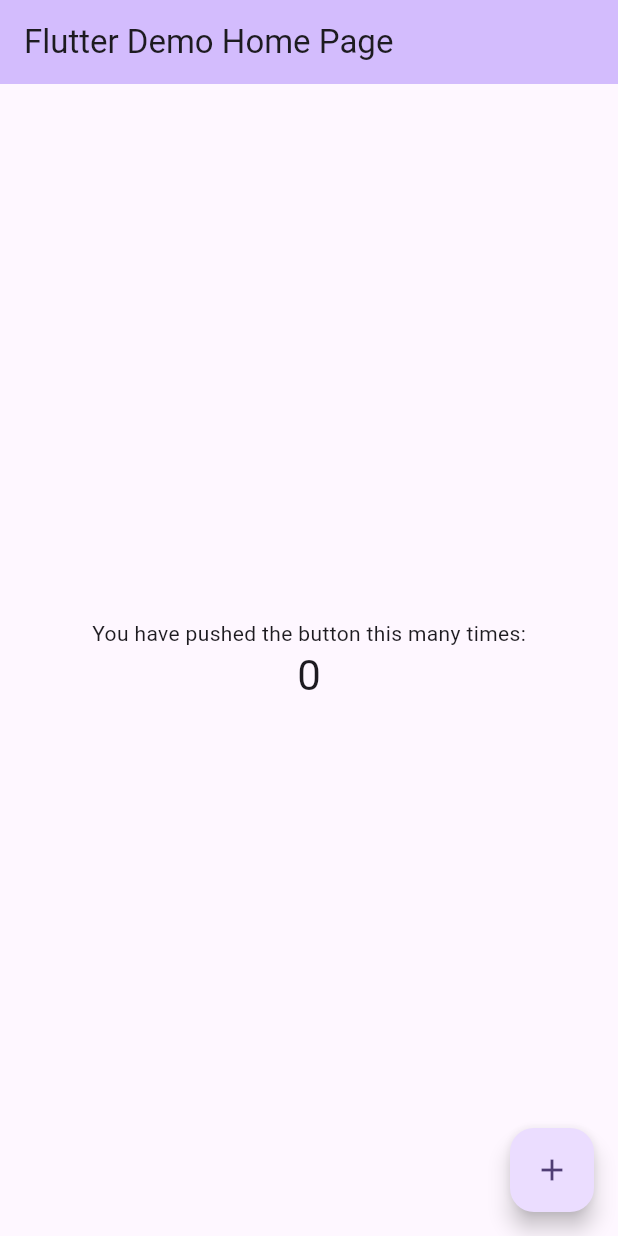
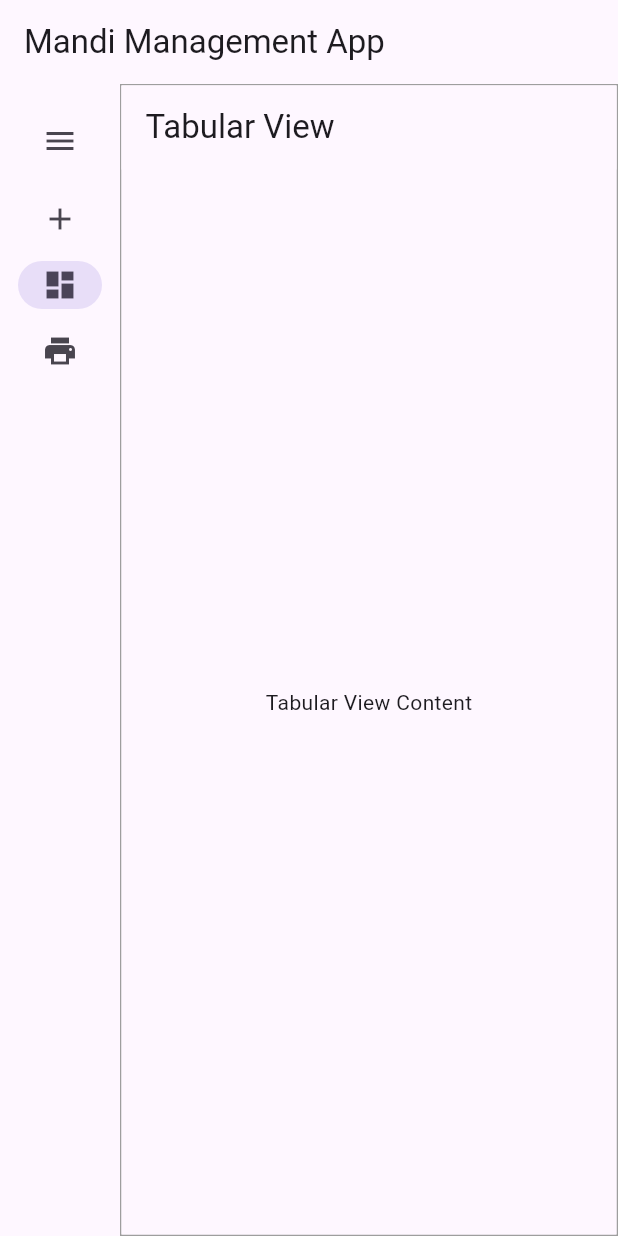
Before and after one commit to Princeofjodhpur/mandi_app, a Flutter app: the screen it shows after launch, on a phone screen of 412 x 824 dp. Run offline on Flutter 3.47's test engine with Material 3 defaults, Android fonts, the phone set to English and light mode, and no system bars.

Commit message:
Created basic app structure

```diff
--- /dev/null
+++ b/lib/controller/data_controller.dart
@@ -0,0 +1,10 @@
+import 'package:mandi_app/model/data_model.dart';
+
+class DataController {
+  // Implement your logic to manage data and state here
+
+  List<DataModel> fetchData() {
+    // Implement logic to fetch data from the database
+    return [DataModel(field1: 'Value1', field2: 'Value2')];
+  }
+}
--- /dev/null
+++ b/lib/controller/main_controller.dart
@@ -0,0 +1,16 @@
+import 'package:mandi_app/controller/data_controller.dart';
+import 'package:mandi_app/model/data_model.dart';
+
+class MainController {
+  final DataController dataController = DataController();
+
+  List<DataModel> fetchData() {
+    // Implement logic to fetch data from the database
+    return dataController.fetchData();
+  }
+
+  void printData(DataModel data) {
+    // Implement logic to print data
+    print('Printing data: ${data.field1}, ${data.field2}');
+  }
+}
--- a/lib/main.dart
+++ b/lib/main.dart
@@ -1,125 +1,18 @@
 import 'package:flutter/material.dart';
+import 'package:mandi_app/view/main_view.dart';
 
 void main() {
   runApp(const MyApp());
 }
 
 class MyApp extends StatelessWidget {
-  const MyApp({super.key});
+  const MyApp({Key? key}) : super(key: key);
 
-  // This widget is the root of your application.
   @override
   Widget build(BuildContext context) {
-    return MaterialApp(
-      title: 'Flutter Demo',
-      theme: ThemeData(
-        // This is the theme of your application.
-        //
-        // TRY THIS: Try running your application with "flutter run". You'll see
-        // the application has a purple toolbar. Then, without quitting the app,
-        // try changing the seedColor in the colorScheme below to Colors.green
-        // and then invoke "hot reload" (save your changes or press the "hot
-        // reload" button in a Flutter-supported IDE, or press "r" if you used
-        // the command line to start the app).
-        //
-        // Notice that the counter didn't reset back to zero; the application
-        // state is not lost during the reload. To reset the state, use hot
-        // restart instead.
-        //
-        // This works for code too, not just values: Most code changes can be
-        // tested with just a hot reload.
-        colorScheme: ColorScheme.fromSeed(seedColor: Colors.deepPurple),
-        useMaterial3: true,
-      ),
-      home: const MyHomePage(title: 'Flutter Demo Home Page'),
+    return const MaterialApp(
+      title: 'Mandi Management App',
+      home: MainView(),
     );
   }
 }
-
-class MyHomePage extends StatefulWidget {
-  const MyHomePage({super.key, required this.title});
-
-  // This widget is the home page of your application. It is stateful, meaning
-  // that it has a State object (defined below) that contains fields that affect
-  // how it looks.
-
-  // This class is the configuration for the state. It holds the values (in this
-  // case the title) provided by the parent (in this case the App widget) and
-  // used by the build method of the State. Fields in a Widget subclass are
-  // always marked "final".
-
-  final String title;
-
-  @override
-  State<MyHomePage> createState() => _MyHomePageState();
-}
-
-class _MyHomePageState extends State<MyHomePage> {
-  int _counter = 0;
-
-  void _incrementCounter() {
-    setState(() {
-      // This call to setState tells the Flutter framework that something has
-      // changed in this State, which causes it to rerun the build method below
-      // so that the display can reflect the updated values. If we changed
-      // _counter without calling setState(), then the build method would not be
-      // called again, and so nothing would appear to happen.
-      _counter++;
-    });
-  }
-
-  @override
-  Widget build(BuildContext context) {
-    // This method is rerun every time setState is called, for instance as done
-    // by the _incrementCounter method above.
-    //
-    // The Flutter framework has been optimized to make rerunning build methods
-    // fast, so that you can just rebuild anything that needs updating rather
-    // than having to individually change instances of widgets.
-    return Scaffold(
-      appBar: AppBar(
-        // TRY THIS: Try changing the color here to a specific color (to
-        // Colors.amber, perhaps?) and trigger a hot reload to see the AppBar
-        // change color while the other colors stay the same.
-        backgroundColor: Theme.of(context).colorScheme.inversePrimary,
-        // Here we take the value from the MyHomePage object that was created by
-        // the App.build method, and use it to set our appbar title.
-        title: Text(widget.title),
-      ),
-      body: Center(
-        // Center is a layout widget. It takes a single child and positions it
-        // in the middle of the parent.
-        child: Column(
-          // Column is also a layout widget. It takes a list of children and
-          // arranges them vertically. By default, it sizes itself to fit its
-          // children horizontally, and tries to be as tall as its parent.
-          //
-          // Column has various properties to control how it sizes itself and
-          // how it positions its children. Here we use mainAxisAlignment to
-          // center the children vertically; the main axis here is the vertical
-          // axis because Columns are vertical (the cross axis would be
-          // horizontal).
-          //
-          // TRY THIS: Invoke "debug painting" (choose the "Toggle Debug Paint"
-          // action in the IDE, or press "p" in the console), to see the
-          // wireframe for each widget.
-          mainAxisAlignment: MainAxisAlignment.center,
-          children: <Widget>[
-            const Text(
-              'You have pushed the button this many times:',
-            ),
-            Text(
-              '$_counter',
-              style: Theme.of(context).textTheme.headlineMedium,
-            ),
-          ],
-        ),
-      ),
-      floatingActionButton: FloatingActionButton(
-        onPressed: _incrementCounter,
-        tooltip: 'Increment',
-        child: const Icon(Icons.add),
-      ), // This trailing comma makes auto-formatting nicer for build methods.
-    );
-  }
-}
--- /dev/null
+++ b/lib/model/data_model.dart
@@ -0,0 +1,6 @@
+class DataModel {
+  String field1;
+  String field2;
+
+  DataModel({required this.field1, required this.field2});
+}
--- /dev/null
+++ b/lib/view/form_view.dart
@@ -0,0 +1,22 @@
+import 'package:flutter/material.dart';
+
+class FormView extends StatefulWidget {
+  const FormView({Key? key}) : super(key: key);
+  @override
+  State<FormView> createState() => _FormViewState();
+}
+
+class _FormViewState extends State<FormView> {
+  // Implement your state and logic for the form view
+  @override
+  Widget build(BuildContext context) {
+    return Scaffold(
+      appBar: AppBar(
+        title: const Text('Form View'),
+      ),
+      body: const Center(
+        child: Text('Form View Content'),
+      ),
+    );
+  }
+}
--- /dev/null
+++ b/lib/view/main_view.dart
@@ -0,0 +1,109 @@
+import 'package:flutter/material.dart';
+import 'package:mandi_app/view/tabular_view.dart';
+import 'package:mandi_app/view/form_view.dart';
+import 'package:mandi_app/view/print_view.dart';
+import 'package:mandi_app/controller/main_controller.dart';
+
+class MainView extends StatefulWidget {
+  const MainView({Key? key}) : super(key: key);
+  @override
+  State<MainView> createState() => _MainViewState();
+}
+
+class _MainViewState extends State<MainView> {
+  final MainController mainController = MainController();
+  bool _isExtended = false; // Default extended state (collapsed)
+  int _selectedIndex = 2; // Default selected index (Dashboard)
+  late Widget _currentView;
+
+  @override
+  void initState() {
+    super.initState();
+    _currentView = const TabularView(); // Default view is TabularView
+  }
+
+  @override
+  Widget build(BuildContext context) {
+    return Scaffold(
+      appBar: AppBar(
+        title: const Text('Mandi Management App'),
+      ),
+      body: Row(
+        children: [
+          // Left pane - Navigation Rail
+          NavigationRail(
+            extended: _isExtended,
+            groupAlignment: -1.0, //Algihns the items to the top
+            destinations: [
+              NavigationRailDestination(
+                icon: IconButton(
+                  icon: Icon(_isExtended ? Icons.arrow_back_ios : Icons.menu),
+                  onPressed: () {
+                    setState(() {
+                      _isExtended = !_isExtended;
+                    });
+                  },
+                ),
+                label: const Text('Expand/Collapse'),
+              ),
+              const NavigationRailDestination(
+                icon: Icon(Icons.add), // "Create New Entry" icon
+                label: Text('Create Entry'),
+              ),
+              const NavigationRailDestination(
+                // Tabular view
+                icon: Icon(Icons.dashboard),
+                label: Text('Dashboard'),
+              ),
+              const NavigationRailDestination(
+                // Print view
+                icon: Icon(Icons.print),
+                label: Text('Prints'),
+              ),
+            ],
+            selectedIndex: _selectedIndex, // Default selected index (Dashboard)
+            onDestinationSelected: (int index) {
+              setState(() {
+                switch (index) {
+                  case 1:
+                    // Navigator.push(
+                    //   context,
+                    //   MaterialPageRoute(builder: (context) => const FormView()),
+                    // );
+                    _selectedIndex = index;
+                    _currentView = const FormView();
+                    break;
+                  case 2:
+                    _selectedIndex = index;
+                    _currentView = const TabularView();
+                    break;
+                  case 3:
+                    _selectedIndex = index;
+                    _currentView =
+                        const PrintView(); // Assume you have a PrintView widget
+                    break;
+                }
+              });
+            },
+          ),
+          // Right pane - Content
+          Expanded(
+            child: Container(
+              decoration: const BoxDecoration(
+                border: Border(
+                  left: BorderSide(width: 1.0, color: Colors.grey),
+                  right: BorderSide(width: 1.0, color: Colors.grey),
+                  top: BorderSide(width: 1.0, color: Colors.grey),
+                  bottom: BorderSide(width: 1.0, color: Colors.grey),
+                ),
+              ),
+              // width: 1300.00,
+              // height: 500.00,
+              child: _currentView, // Content view based on navigation
+            ),
+          ),
+        ],
+      ),
+    );
+  }
+}
--- /dev/null
+++ b/lib/view/tabular_view.dart
@@ -0,0 +1,22 @@
+import 'package:flutter/material.dart';
+
+class TabularView extends StatefulWidget {
+  const TabularView({Key? key}) : super(key: key);
+  @override
+  State<TabularView> createState() => _TabularViewState();
+}
+
+class _TabularViewState extends State<TabularView> {
+  // Implement your state and logic for the tabular view
+  @override
+  Widget build(BuildContext context) {
+    return Scaffold(
+      appBar: AppBar(
+        title: const Text('Tabular View'),
+      ),
+      body: const Center(
+        child: Text('Tabular View Content'),
+      ),
+    );
+  }
+}
```
Also changed, not shown: lib/printing/printing_service.dart (added, +8 -0 lines), lib/view/print_view.dart (added, +43 -0 lines), lib/printing/format1.dart (added), lib/printing/format2.dart (added), lib/printing/format3.dart (added).
